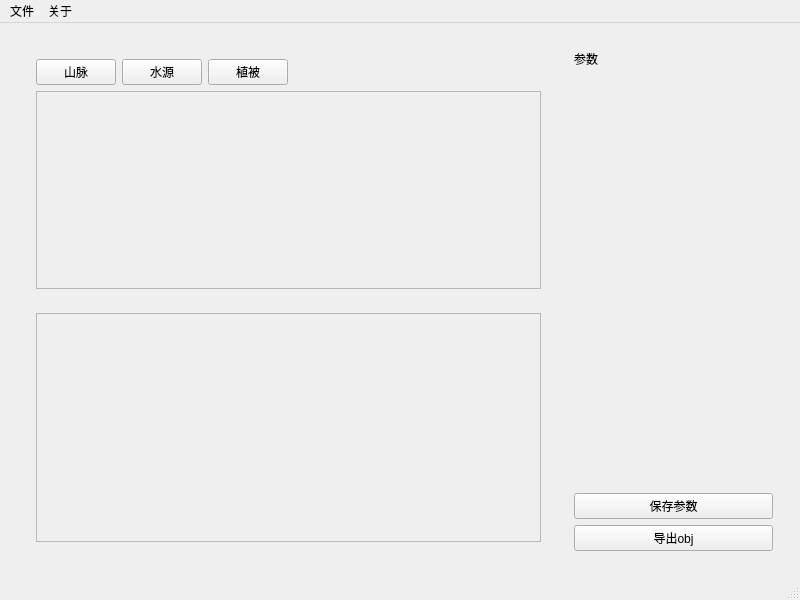
Before: the Qt Designer form ExternalTool/mainwindow.ui in LuncyBloont/World-Generator-Lite, drawn with Qt 5.
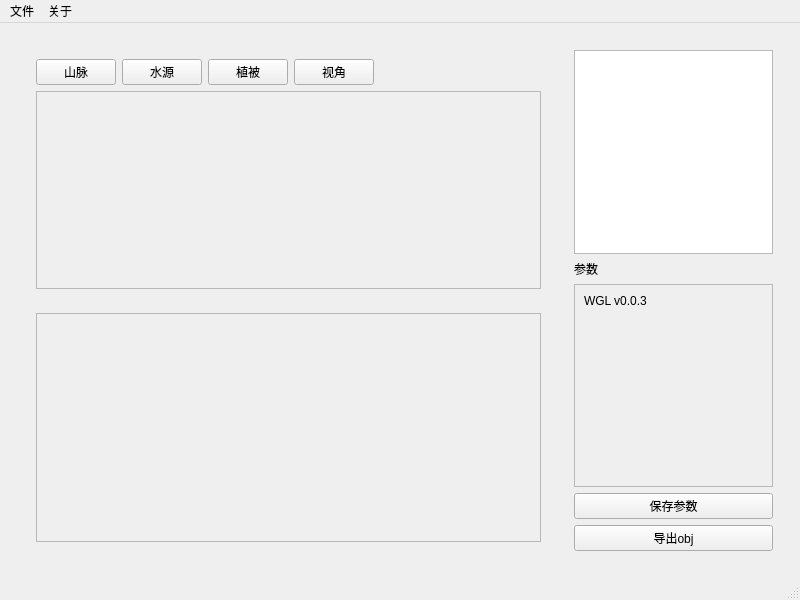
After: the same form once the commit is applied.

```diff
--- a/ExternalTool/mainwindow.ui
+++ b/ExternalTool/mainwindow.ui
@@ -85,6 +85,13 @@
                       </property>
                      </widget>
                     </item>
+                    <item>
+                     <widget class="QPushButton" name="viewChange">
+                      <property name="text">
+                       <string>视角</string>
+                      </property>
+                     </widget>
+                    </item>
                     <item>
                      <spacer name="horizontalSpacer">
                       <property name="orientation">
@@ -169,7 +176,14 @@
          <property name="styleSheet">
           <string notr="true"/>
          </property>
-         <layout class="QVBoxLayout" name="verticalLayout_2">
+         <layout class="QVBoxLayout" name="verticalLayout_2" stretch="3,0,3,0,0">
+          <item>
+           <layout class="QVBoxLayout" name="verticalLayout_4">
+            <item>
+             <widget class="QTextEdit" name="msgLoger"/>
+            </item>
+           </layout>
+          </item>
           <item>
            <widget class="QLabel" name="label">
             <property name="text">
@@ -178,10 +192,35 @@
            </widget>
           </item>
           <item>
-           <layout class="QVBoxLayout" name="propertiesList">
-            <property name="sizeConstraint">
-             <enum>QLayout::SetDefaultConstraint</enum>
+           <widget class="QScrollArea" name="scrollArea">
+            <property name="horizontalScrollBarPolicy">
+             <enum>Qt::ScrollBarAsNeeded</enum>
             </property>
+            <property name="sizeAdjustPolicy">
+             <enum>QAbstractScrollArea::AdjustToContents</enum>
+            </property>
+            <property name="widgetResizable">
+             <bool>true</bool>
+            </property>
+            <widget class="QWidget" name="scrollAreaContent">
+             <property name="geometry">
+              <rect>
+               <x>0</x>
+               <y>0</y>
+               <width>190</width>
+               <height>187</height>
+              </rect>
+             </property>
+             <layout class="QVBoxLayout" name="verticalLayout_7">
+              <item>
+               <layout class="QVBoxLayout" name="properties">
+                <item>
+                 <widget class="QLabel" name="label_2">
+                  <property name="text">
+                   <string>WGL v0.0.3</string>
+                  </property>
+                 </widget>
+                </item>
            </layout>
           </item>
           <item>
@@ -196,6 +235,10 @@
              </size>
             </property>
            </spacer>
+              </item>
+             </layout>
+            </widget>
+           </widget>
           </item>
           <item>
            <widget class="QPushButton" name="savePropertiesButton">
```
Lines whose indentation alone changed are shown as unchanged.
